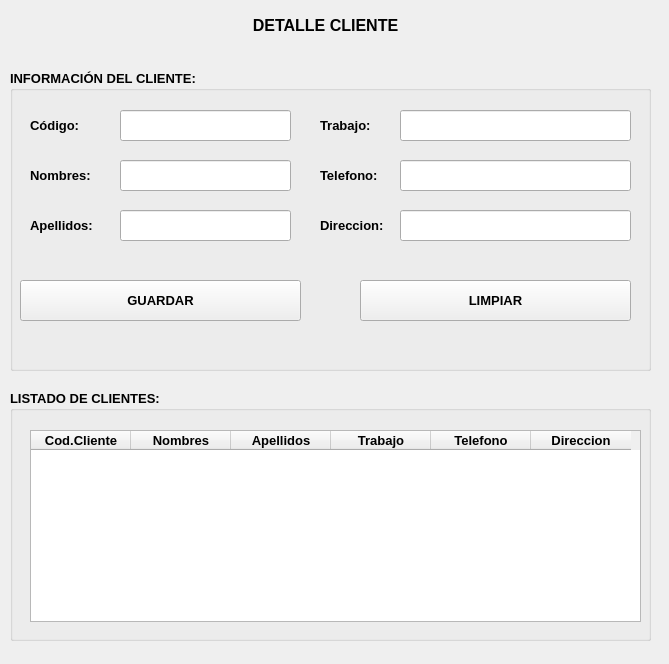
The window that appVehiculos/view/fmcliente.ui (Alonsobox/Proyecto-ProgramacionObj) describes before a commit, drawn with Qt 5.
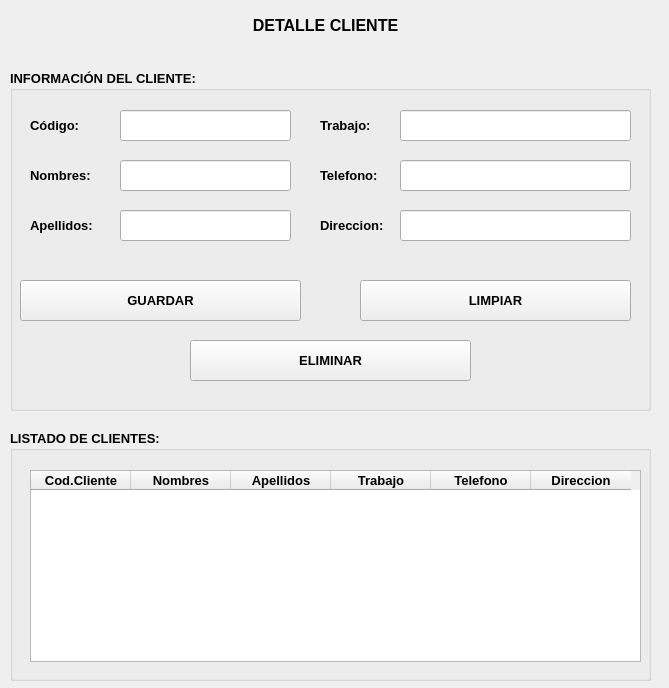
The same window after the commit.

Commit message: Agregamos el votor eliminar a la ventana de Cliente

Diff of the .ui file:
```diff
--- a/appVehiculos/view/fmcliente.ui
+++ b/appVehiculos/view/fmcliente.ui
@@ -7,7 +7,7 @@
     <x>0</x>
     <y>0</y>
     <width>669</width>
-    <height>664</height>
+    <height>688</height>
    </rect>
   </property>
   <property name="windowTitle">
@@ -20,7 +20,7 @@
       <x>10</x>
       <y>70</y>
       <width>641</width>
-      <height>301</height>
+      <height>341</height>
      </rect>
     </property>
     <property name="font">
@@ -197,6 +197,19 @@
       </rect>
      </property>
     </widget>
+    <widget class="QPushButton" name="btnEliminar">
+     <property name="geometry">
+      <rect>
+       <x>180</x>
+       <y>270</y>
+       <width>281</width>
+       <height>41</height>
+      </rect>
+     </property>
+     <property name="text">
+      <string>ELIMINAR</string>
+     </property>
+    </widget>
    </widget>
    <widget class="QLabel" name="label">
     <property name="geometry">
@@ -225,7 +238,7 @@
     <property name="geometry">
      <rect>
       <x>10</x>
-      <y>390</y>
+      <y>430</y>
       <width>641</width>
       <height>251</height>
      </rect>
```
The commit also changes 4 other files.
